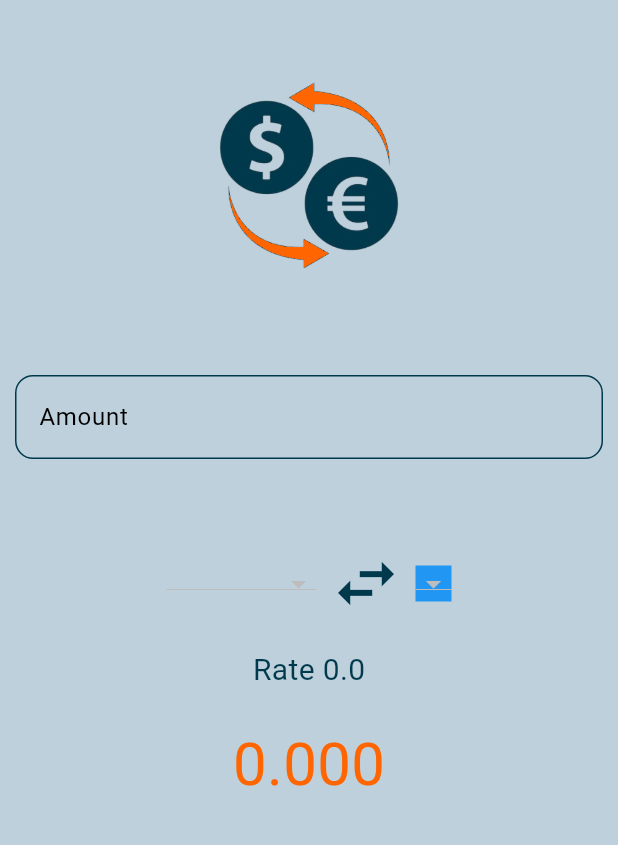
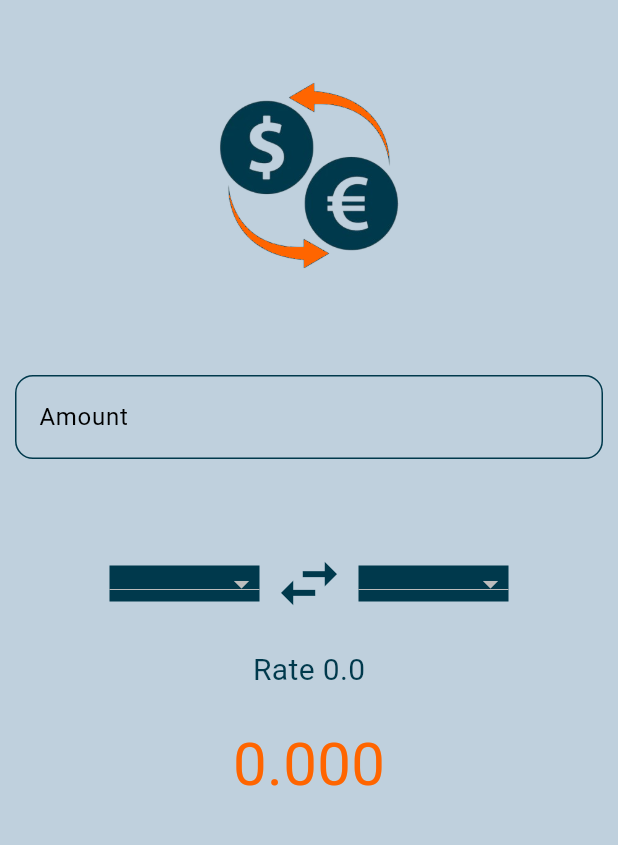
Before and after one commit to dhruv-developer-13/currency_converter, a Flutter app: the screen it shows after launch, after a tap on the "swap horiz" icon, on a phone screen of 412 x 824 dp, the part 63-908 px from its top. Run offline on Flutter 3.47's test engine with Material 3 defaults, Android fonts, the phone set to English and light mode, and no system bars; network calls fail.

Commit message:
added container to increase the visibility of the dropdown list
Adding Container to have the background color of the dropdown.

```diff
--- a/lib/currency_converter_page.dart
+++ b/lib/currency_converter_page.dart
@@ -13,6 +13,7 @@ class CurrencyConverterPage extends StatefulWidget {
 class _CurrencyConverterPageState extends State<CurrencyConverterPage> {
   String fromCurrency = "USD";
   String toCurrency = "EUR";
+  double amount = 0.0;
   double rate = 0.0;
   double total = 0.0;
   TextEditingController amountController = TextEditingController();
@@ -34,13 +35,13 @@ class _CurrencyConverterPageState extends State<CurrencyConverterPage> {
   }
 
   void _swapCurrencies() {
-    setState(() {
-      String temp = fromCurrency;
+          String temp = fromCurrency;
       fromCurrency = toCurrency;
       toCurrency = temp;
       _getRate();
-    });
-
+       setState(() {
+        total = amount * rate;
+       });
   }
 
 
@@ -113,7 +114,7 @@ class _CurrencyConverterPageState extends State<CurrencyConverterPage> {
                 onChanged: (value) {
                   if (value !='') {
                     setState(() {
-                      double amount = double.parse(value);
+                      amount = double.parse(value);
                       total = amount * rate;
                     });
                   }
@@ -125,7 +126,9 @@ class _CurrencyConverterPageState extends State<CurrencyConverterPage> {
               Row(
                 mainAxisAlignment: MainAxisAlignment.center,
                 children: [
-                  SizedBox(width: 100,
+                  Container (
+                    width: 100,
+                    color: const Color(0xFF00394C),
                   child: DropdownButton<String>(
                     value: fromCurrency,
                     isExpanded: true,
@@ -157,8 +160,9 @@ class _CurrencyConverterPageState extends State<CurrencyConverterPage> {
                     ),
 
                   Container(
-                    color: Colors.blue,
-                  child: DropdownButton<String>(
+                    width:100,
+                    color: const Color(0xFF00394C),
+                    child: DropdownButton<String>(
                     value: toCurrency,
                     isExpanded: true,
                     dropdownColor: Color.fromARGB(255, 191, 208, 221),
--- a/lib/main.dart
+++ b/lib/main.dart
@@ -11,7 +11,7 @@ class MyApp extends StatelessWidget {
   Widget build(BuildContext context){
     return MaterialApp(
       debugShowCheckedModeBanner: false,
-      title: "Currency Cnverter",
+      title: "Currency Converter",
       home: CurrencyConverterPage(),
     );
   }
```
